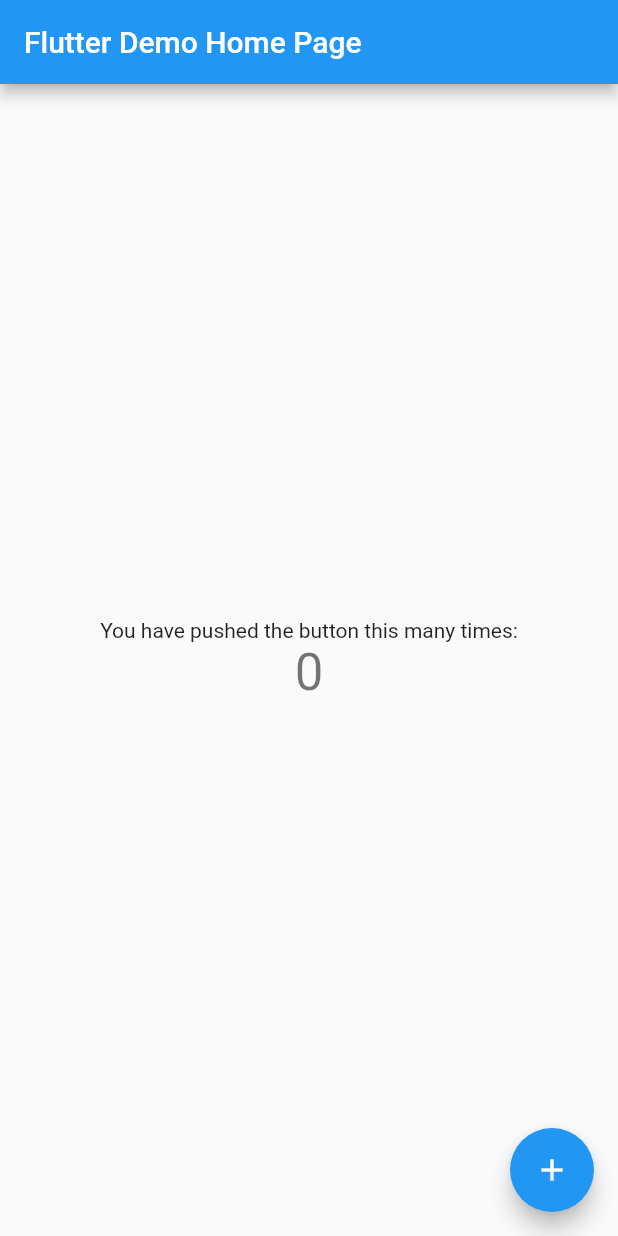
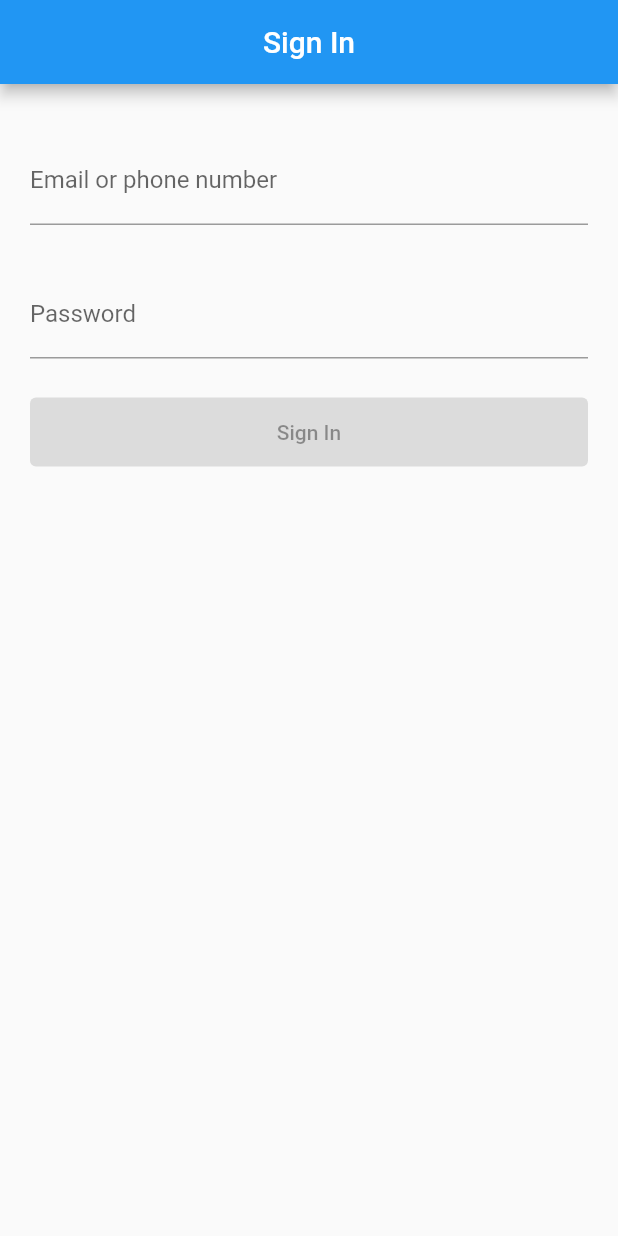
Before and after one commit to kavienanj/flutter-notes-template, a Flutter app: the screen it shows after launch, on a phone screen of 412 x 824 dp. Run offline on Flutter 3.47's test engine with Material 2 defaults, Android fonts, the phone set to English and light mode, and no system bars; drawn by our look-alikes of reactive_forms; our stand-ins replace firebase_auth, firebase_core; accounts and stored records are empty; generated files the repository leaves out were written again.

Commit message:
simple signin screen

```diff
--- a/lib/main.dart
+++ b/lib/main.dart
@@ -1,6 +1,9 @@
 import 'package:flutter/material.dart';
 import 'package:firebase_core/firebase_core.dart';
-import 'firebase_options.dart';
+import 'package:firebase_auth/firebase_auth.dart';
+import 'package:flutter_notes_template/services/firebase_service.dart';
+import 'package:flutter_notes_template/firebase_options.dart';
+import 'package:flutter_notes_template/views/auth/signin_screen.dart';
 
 void main() async {
   WidgetsFlutterBinding.ensureInitialized();
@@ -13,59 +16,15 @@
 
   @override
   Widget build(BuildContext context) {
+    final service = FirebaseService(
+      auth: FirebaseAuth.instance,
+    );
     return MaterialApp(
-      title: 'Flutter Demo',
+      title: 'Flutter Notes Template',
       theme: ThemeData(
         primarySwatch: Colors.blue,
       ),
-      home: const MyHomePage(title: 'Flutter Demo Home Page'),
+      home: const SignInScreen(),
     );
   }
 }
-
-class MyHomePage extends StatefulWidget {
-  const MyHomePage({super.key, required this.title});
-
-  final String title;
-
-  @override
-  State<MyHomePage> createState() => _MyHomePageState();
-}
-
-class _MyHomePageState extends State<MyHomePage> {
-  int _counter = 0;
-
-  void _incrementCounter() {
-    setState(() {
-      _counter++;
-    });
-  }
-
-  @override
-  Widget build(BuildContext context) {
-    return Scaffold(
-      appBar: AppBar(
-        title: Text(widget.title),
-      ),
-      body: Center(
-        child: Column(
-          mainAxisAlignment: MainAxisAlignment.center,
-          children: <Widget>[
-            const Text(
-              'You have pushed the button this many times:',
-            ),
-            Text(
-              '$_counter',
-              style: Theme.of(context).textTheme.headlineMedium,
-            ),
-          ],
-        ),
-      ),
-      floatingActionButton: FloatingActionButton(
-        onPressed: _incrementCounter,
-        tooltip: 'Increment',
-        child: const Icon(Icons.add),
-      ),
-    );
-  }
-}
--- /dev/null
+++ b/lib/services/firebase_service.dart
@@ -0,0 +1,9 @@
+import 'package:firebase_auth/firebase_auth.dart';
+
+class FirebaseService {
+
+  FirebaseService({required this.auth});
+  final FirebaseAuth auth;
+
+  bool isSignedIn() => auth.currentUser != null;
+}
--- /dev/null
+++ b/lib/views/auth/signin_screen.dart
@@ -0,0 +1,19 @@
+import 'package:flutter/material.dart';
+import 'package:flutter_notes_template/views/widgets/forms/signin.dart';
+
+class SignInScreen extends StatelessWidget {
+  const SignInScreen({super.key});
+
+  @override
+  Widget build(BuildContext context) {
+    return Scaffold(
+      appBar: AppBar(
+        title: const Text("Sign In"),
+        centerTitle: true,
+      ),
+      body: const Center(
+        child: SignInForm(),
+      ),
+    );
+  }
+}
--- /dev/null
+++ b/lib/views/widgets/core/buttons.dart
@@ -0,0 +1,29 @@
+import 'package:flutter/material.dart';
+
+class MoriiLongElevatedButton extends StatelessWidget {
+  const MoriiLongElevatedButton({
+    super.key,
+    required this.label,
+    this.onPressed,
+  });
+
+  final String label;
+  final Function()? onPressed;
+
+  @override
+  Widget build(BuildContext context) {
+    return Padding(
+      padding: const EdgeInsets.symmetric(vertical: 10),
+      child: SizedBox(
+        width: double.infinity,
+        child: ElevatedButton(
+          onPressed: onPressed,
+          child: Padding(
+            padding: const EdgeInsets.symmetric(vertical: 15),
+            child: Text(label),
+          ),
+        ),
+      ),
+    );
+  }
+}
--- /dev/null
+++ b/lib/views/widgets/core/form.dart
@@ -0,0 +1,8 @@
+import 'dart:async';
+import 'package:reactive_forms/reactive_forms.dart';
+
+extension SubmissionHandler on FormGroup {
+
+  FutureOr<void> Function()? submitIfValidElseDisable(void Function() submit) =>
+    valid ? () => submit() : null;
+}
--- /dev/null
+++ b/lib/views/widgets/core/form_fields.dart
@@ -0,0 +1,43 @@
+import 'package:flutter/material.dart';
+import 'package:reactive_forms/reactive_forms.dart';
+
+class CustomReactiveTextField extends StatelessWidget {
+  const CustomReactiveTextField({
+    super.key,
+    required this.formControlName,
+  });
+
+  final String formControlName;
+
+  @override
+  Widget build(BuildContext context) {
+    return Padding(
+      padding: const EdgeInsets.symmetric(vertical: 15),
+      child: ReactiveTextField(
+        formControlName: formControlName,
+        decoration: InputDecoration(labelText: formControlName),
+      ),
+    );
+  }
+}
+
+class CustomReactivePasswordField extends StatelessWidget {
+  const CustomReactivePasswordField({
+    super.key,
+    required this.formControlName,
+  });
+
+  final String formControlName;
+
+  @override
+  Widget build(BuildContext context) {
+    return Padding(
+      padding: const EdgeInsets.symmetric(vertical: 15),
+      child: ReactiveTextField(
+        formControlName: formControlName,
+        obscureText: true,
+        decoration: InputDecoration(labelText: formControlName),
+      ),
+    );
+  }
+}
--- /dev/null
+++ b/lib/views/widgets/forms/signin.dart
@@ -0,0 +1,50 @@
+import 'package:flutter/material.dart';
+import 'package:flutter_notes_template/views/widgets/core/buttons.dart';
+import 'package:reactive_forms/reactive_forms.dart';
+import 'package:flutter_notes_template/views/widgets/core/form.dart';
+import 'package:flutter_notes_template/views/widgets/core/form_fields.dart';
+
+class SignInForm extends StatelessWidget {
+  const SignInForm({super.key});
+
+  static const _emailOrPhoneNumberInputLabel = "Email or phone number";
+  static const _passwordInputLabel = "Password";
+
+  @override
+  Widget build(BuildContext context) {
+    final form = FormGroup({
+      _emailOrPhoneNumberInputLabel: FormControl<String>(
+        validators: [
+          Validators.required,
+        ],
+      ),
+      _passwordInputLabel: FormControl<String>(
+        validators: [
+          Validators.required,
+        ],
+      ),
+    });
+    return Padding(
+      padding: const EdgeInsets.all(20),
+      child: ReactiveForm(
+        formGroup: form,
+        child: Column(
+          children: <Widget>[
+            const CustomReactiveTextField(
+              formControlName: _emailOrPhoneNumberInputLabel,
+            ),
+            const CustomReactivePasswordField(
+              formControlName: _passwordInputLabel,
+            ),
+            ReactiveFormConsumer(
+              builder: (_, __, ___) => MoriiLongElevatedButton(
+                label: 'Sign In',
+                onPressed: form.submitIfValidElseDisable(() { })
+              ),
+            ),
+          ],
+        ),
+      ),
+    );
+  }
+}
--- a/pubspec.yaml
+++ b/pubspec.yaml
@@ -36,6 +36,8 @@
   # Use with the CupertinoIcons class for iOS style icons.
   cupertino_icons: ^1.0.2
   firebase_core: ^2.9.0
+  firebase_auth: ^4.4.0
+  reactive_forms: ^14.1.0
 
 dev_dependencies:
   flutter_test:
```
Also changed, not shown: pubspec.lock.
